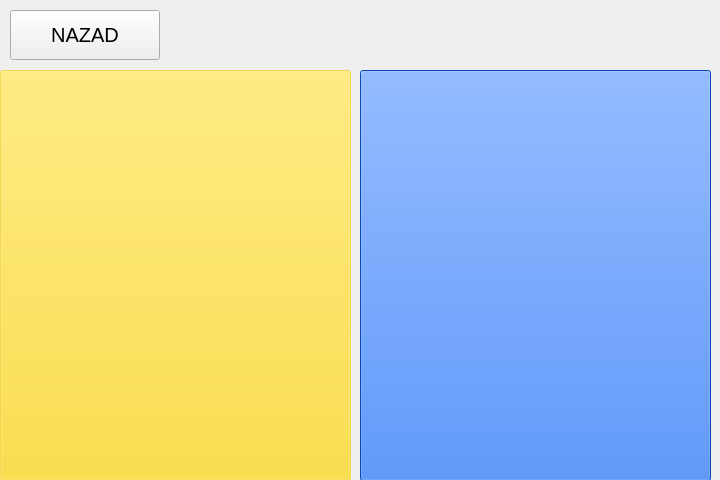
Old version of the form Robot/Python/run/screen2.ui in the repository aSrki/Eurobot2024.
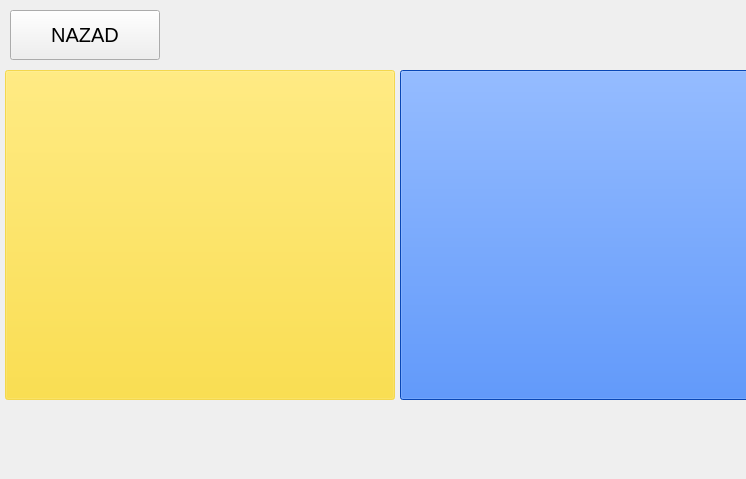
New version of the form.

What changed in the file:
```diff
--- a/Robot/Python/run/screen2.ui
+++ b/Robot/Python/run/screen2.ui
@@ -6,8 +6,8 @@
    <rect>
     <x>0</x>
     <y>0</y>
-    <width>720</width>
-    <height>480</height>
+    <width>746</width>
+    <height>479</height>
    </rect>
   </property>
   <property name="windowTitle">
@@ -16,10 +16,10 @@
   <widget class="QPushButton" name="button_zuta">
    <property name="geometry">
     <rect>
-     <x>0</x>
+     <x>5</x>
      <y>70</y>
-     <width>351</width>
-     <height>411</height>
+     <width>390</width>
+     <height>330</height>
     </rect>
    </property>
    <property name="font">
@@ -44,10 +44,10 @@
   <widget class="QPushButton" name="button_plava">
    <property name="geometry">
     <rect>
-     <x>360</x>
+     <x>400</x>
      <y>70</y>
-     <width>351</width>
-     <height>411</height>
+     <width>390</width>
+     <height>330</height>
     </rect>
    </property>
    <property name="font">
```
